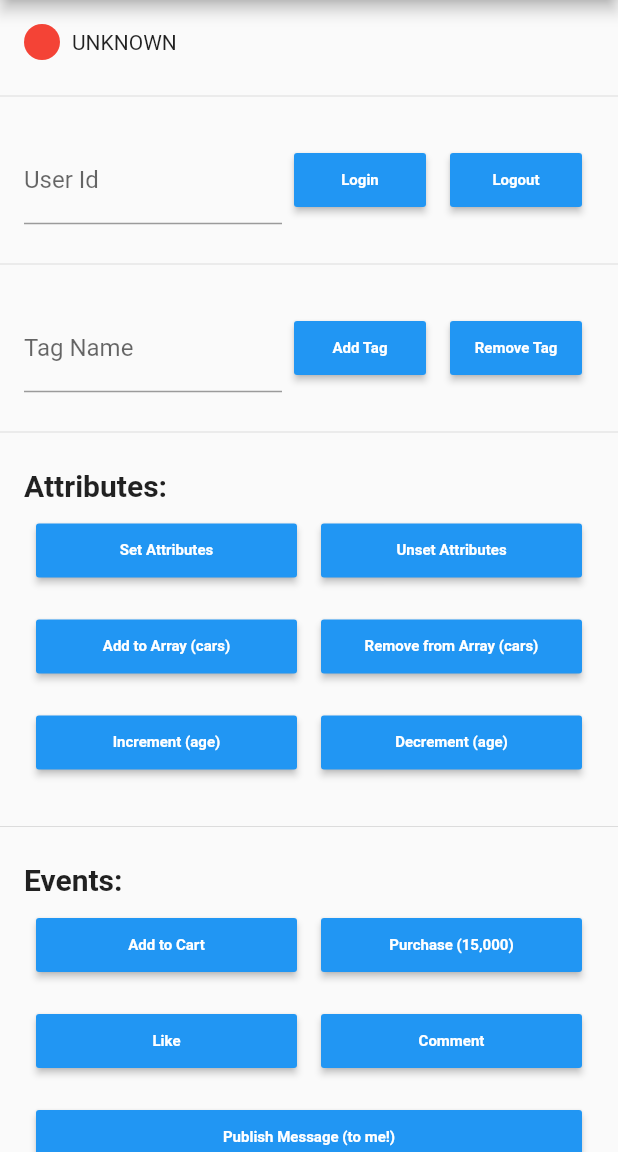
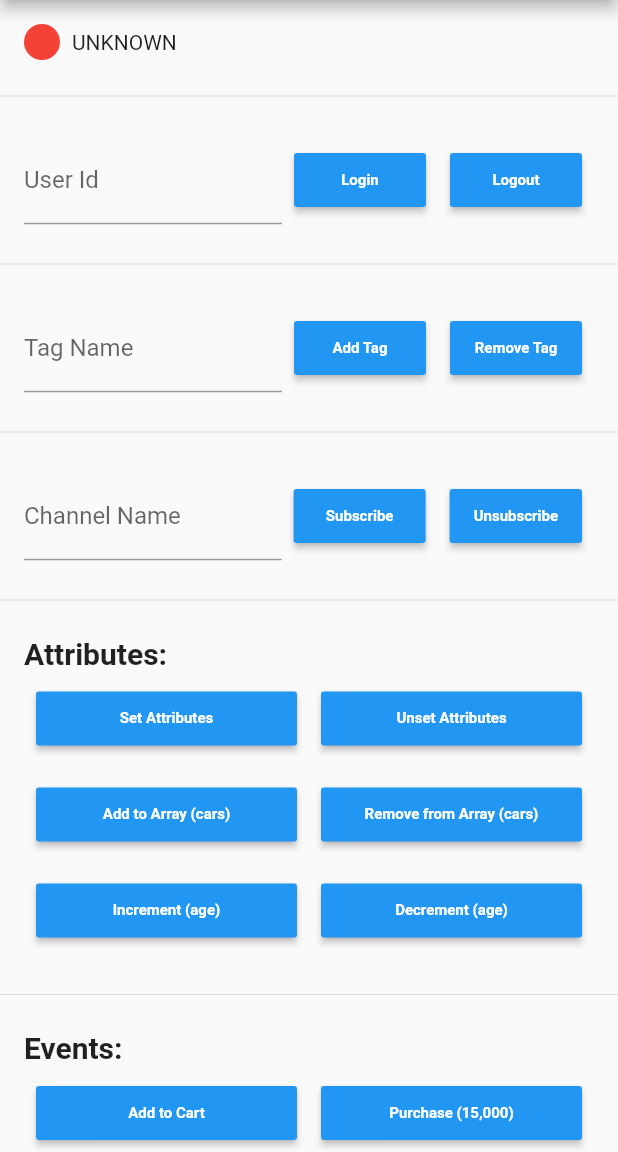
Before and after one commit to chabok-io/chabok-client-flutter, a Flutter app: the screen it shows after launch, on a phone screen of 412 x 824 dp, the part 84-1236 px from its top. Run offline on Flutter 3.47's test engine with Material 2 defaults, Android fonts, the light colour scheme and no system bars; Roboto replaces fonts that are missing (Montserrat); statements that could not run were skipped.

Commit message:
add subscribe and unsubscribe

```diff
--- a/example/lib/main.dart
+++ b/example/lib/main.dart
@@ -16,6 +16,7 @@ class MyApp extends StatefulWidget {
 class _MyAppState extends State<MyApp> with WidgetsBindingObserver {
   final TextEditingController userIdController = TextEditingController();
   final TextEditingController tagController = TextEditingController();
+  final TextEditingController channelController = TextEditingController();
 
   Color connectionColor = Colors.red;
   String connectionString = "UNKNOWN";
@@ -194,6 +195,34 @@ class _MyAppState extends State<MyApp> with WidgetsBindingObserver {
       'commentDate': new DateTime.now(),
       'isOwner': false,
       'commentCount': 85
+    });
+  }
+
+  _subscribe() {
+    ChabokPush.shared.subscribe(channelController.text.toString())
+    .then((channel) {
+      setState(() {
+        logString += '\nsuccessfully subscribed to channel: $channel';
+      });
+    }).catchError((error) {
+        var channel = channelController.text.toString();
+        setState(() {
+          logString += '\nfailed to subscribe to channel: $channel with error: $error';
+        });
+    });
+  }
+
+  _unsubscribe() {
+    ChabokPush.shared.unsubscribe(channelController.text.toString())
+    .then((channel) {
+      setState(() {
+        logString += '\nsuccessfully unsubscribed from channel: $channel';
+      });
+    }).catchError((error) {
+        var channel = channelController.text.toString();
+        setState(() {
+          logString += '\nfailed to unsubscribe from channel: $channel with error: $error';
+        });
     });
   }
 
@@ -577,6 +606,51 @@ class _MyAppState extends State<MyApp> with WidgetsBindingObserver {
       ),
     );
 
+    Widget subscriptionSection = Container(
+      padding: const EdgeInsets.all(16),
+      child: Row(
+        children: [
+          Expanded(
+            flex: 2,
+            child: TextField(
+              controller: channelController,
+              decoration: InputDecoration(
+                labelText: 'Channel Name'
+              )
+            ),
+          ),
+          Container(
+            padding: const EdgeInsets.all(8),
+            child: MaterialButton(
+              color: color,
+              onPressed: _subscribe,
+              child: Text("Subscribe",
+                textAlign: TextAlign.center,
+                style: style.copyWith(
+                  color: Colors.white,
+                  fontWeight: FontWeight.bold
+                )
+              )
+            )
+          ),
+          Container(
+            padding: const EdgeInsets.all(8),
+            child: MaterialButton(
+              color: color,
+              onPressed: _unsubscribe,
+              child: Text("Unsubscribe",
+                textAlign: TextAlign.center,
+                style: style.copyWith(
+                  color: Colors.white,
+                  fontWeight: FontWeight.bold
+                )
+              )
+            ),
+          ),
+        ],
+      ),
+    );
+
     Widget logSection = Container(
       padding: const EdgeInsets.all(16),
       child: Column(
@@ -619,6 +693,8 @@ class _MyAppState extends State<MyApp> with WidgetsBindingObserver {
             Divider(),
             tagSection,
             Divider(),
+            subscriptionSection,
+            Divider(),
             attributeSection,
             Divider(),
             eventSection,
--- a/lib/chabokpush.dart
+++ b/lib/chabokpush.dart
@@ -211,6 +211,32 @@ class ChabokPush {
     });
   }
 
+  //=============== subscription
+
+  Future<String> subscribe(String channelName) async {
+    if (channelName == null || channelName.trim().length == 0) {
+      throw new Exception("channelName is invalid. Please provide a valid name for subscribe");
+    }
+
+    var params = <String, dynamic> {
+      'channelName': channelName
+    };
+
+    return _channel.invokeMethod("subscribe", params);
+  }
+
+  Future<String> unsubscribe(String channelName) async {
+    if (channelName == null || channelName.trim().length == 0) {
+      throw new Exception("channelName is invalid. Please provide a valid name for unsubscribe");
+    }
+
+    var params = <String, dynamic> {
+      'channelName': channelName
+    };
+
+    return _channel.invokeMethod("unsubscribe", params);
+  }
+
   //=============== Handlers
 
   void setOnMessageCallback(callback) {
```
Also changed, not shown: 2 other files.
